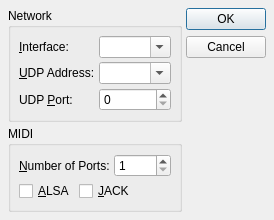
First picture: the form in src/qmidinetOptionsForm.ui, repository rncbc/qmidinet, before the edit.
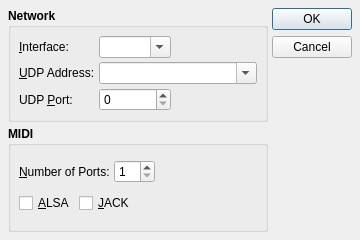
Second picture: the form after the edit. Icons and pictures are not drawn.

Commit message: - Previously hard-coded UDP/IP multicast address (225.0.0.37) is   now an user configurable option. (FIX)

Diff of the .ui file:
```diff
--- a/src/qmidinetOptionsForm.ui
+++ b/src/qmidinetOptionsForm.ui
@@ -26,8 +26,8 @@
    <rect>
     <x>0</x>
     <y>0</y>
-    <width>273</width>
-    <height>186</height>
+    <width>360</width>
+    <height>240</height>
    </rect>
   </property>
   <property name="windowTitle">
@@ -41,6 +41,12 @@
     <layout class="QVBoxLayout">
      <item>
       <widget class="QGroupBox" name="NetworkGroupBox">
+       <property name="font">
+        <font>
+         <weight>75</weight>
+         <bold>true</bold>
+        </font>
+       </property>
        <property name="title">
         <string>Network</string>
        </property>
@@ -50,6 +56,12 @@
        <layout class="QGridLayout">
         <item row="0" column="0">
          <widget class="QLabel" name="InterfaceTextLabel">
+          <property name="font">
+           <font>
+            <weight>50</weight>
+            <bold>false</bold>
+           </font>
+          </property>
           <property name="text">
            <string>&amp;Interface:</string>
           </property>
@@ -60,13 +72,38 @@
         </item>
         <item row="0" column="1">
          <widget class="QComboBox" name="InterfaceComboBox">
+          <property name="font">
+           <font>
+            <weight>50</weight>
+            <bold>false</bold>
+           </font>
+          </property>
           <property name="editable">
            <bool>true</bool>
           </property>
          </widget>
         </item>
+        <item row="0" column="2">
+         <spacer>
+          <property name="orientation">
+           <enum>Qt::Horizontal</enum>
+          </property>
+          <property name="sizeHint">
+           <size>
+            <width>20</width>
+            <height>8</height>
+           </size>
+          </property>
+         </spacer>
+        </item>
         <item row="1" column="0">
          <widget class="QLabel" name="UdpAddrTextLabel">
+          <property name="font">
+           <font>
+            <weight>50</weight>
+            <bold>false</bold>
+           </font>
+          </property>
           <property name="text">
            <string>&amp;UDP Address:</string>
           </property>
@@ -75,8 +112,14 @@
           </property>
          </widget>
         </item>
-        <item row="1" column="1">
+        <item row="1" column="1" colspan="2">
          <widget class="QComboBox" name="UdpAddrComboBox">
+          <property name="font">
+           <font>
+            <weight>50</weight>
+            <bold>false</bold>
+           </font>
+          </property>
           <property name="editable">
            <bool>true</bool>
           </property>
@@ -84,6 +127,12 @@
         </item>
         <item row="2" column="0">
          <widget class="QLabel" name="UdpPortTextLabel">
+          <property name="font">
+           <font>
+            <weight>50</weight>
+            <bold>false</bold>
+           </font>
+          </property>
           <property name="text">
            <string>UDP &amp;Port:</string>
           </property>
@@ -94,6 +143,12 @@
         </item>
         <item row="2" column="1">
          <widget class="QSpinBox" name="UdpPortSpinBox">
+          <property name="font">
+           <font>
+            <weight>50</weight>
+            <bold>false</bold>
+           </font>
+          </property>
           <property name="accelerated">
            <bool>true</bool>
           </property>
@@ -102,11 +157,30 @@
           </property>
          </widget>
         </item>
+        <item row="2" column="2">
+         <spacer>
+          <property name="orientation">
+           <enum>Qt::Horizontal</enum>
+          </property>
+          <property name="sizeHint">
+           <size>
+            <width>20</width>
+            <height>8</height>
+           </size>
+          </property>
+         </spacer>
+        </item>
        </layout>
       </widget>
      </item>
      <item>
       <widget class="QGroupBox" name="MidiGroupBox">
+       <property name="font">
+        <font>
+         <weight>75</weight>
+         <bold>true</bold>
+        </font>
+       </property>
        <property name="title">
         <string>MIDI</string>
        </property>
@@ -116,6 +190,12 @@
        <layout class="QGridLayout">
         <item row="0" column="0">
          <widget class="QLabel" name="NumPortsTextLabel">
+          <property name="font">
+           <font>
+            <weight>50</weight>
+            <bold>false</bold>
+           </font>
+          </property>
           <property name="text">
            <string>&amp;Number of Ports:</string>
           </property>
@@ -126,6 +206,12 @@
         </item>
         <item row="0" column="1">
          <widget class="QSpinBox" name="NumPortsSpinBox">
+          <property name="font">
+           <font>
+            <weight>50</weight>
+            <bold>false</bold>
+           </font>
+          </property>
           <property name="accelerated">
            <bool>true</bool>
           </property>
@@ -140,10 +226,29 @@
           </property>
          </widget>
         </item>
-        <item row="1" column="0" colspan="2">
+        <item row="0" column="2">
+         <spacer>
+          <property name="orientation">
+           <enum>Qt::Horizontal</enum>
+          </property>
+          <property name="sizeHint">
+           <size>
+            <width>20</width>
+            <height>8</height>
+           </size>
+          </property>
+         </spacer>
+        </item>
+        <item row="1" column="0" colspan="3">
          <layout class="QHBoxLayout">
           <item>
            <widget class="QCheckBox" name="AlsaMidiCheckBox">
+            <property name="font">
+             <font>
+              <weight>50</weight>
+              <bold>false</bold>
+             </font>
+            </property>
             <property name="text">
              <string>&amp;ALSA</string>
             </property>
@@ -151,20 +256,26 @@
           </item>
           <item>
            <widget class="QCheckBox" name="JackMidiCheckBox">
+            <property name="font">
+             <font>
+              <weight>50</weight>
+              <bold>false</bold>
+             </font>
+            </property>
             <property name="text">
              <string>&amp;JACK</string>
             </property>
            </widget>
           </item>
           <item>
-           <spacer name="horizontalSpacer">
+           <spacer>
             <property name="orientation">
              <enum>Qt::Horizontal</enum>
             </property>
-            <property name="sizeHint" stdset="0">
+            <property name="sizeHint">
              <size>
-              <width>28</width>
-              <height>20</height>
+              <width>20</width>
+              <height>8</height>
              </size>
             </property>
            </spacer>
```
